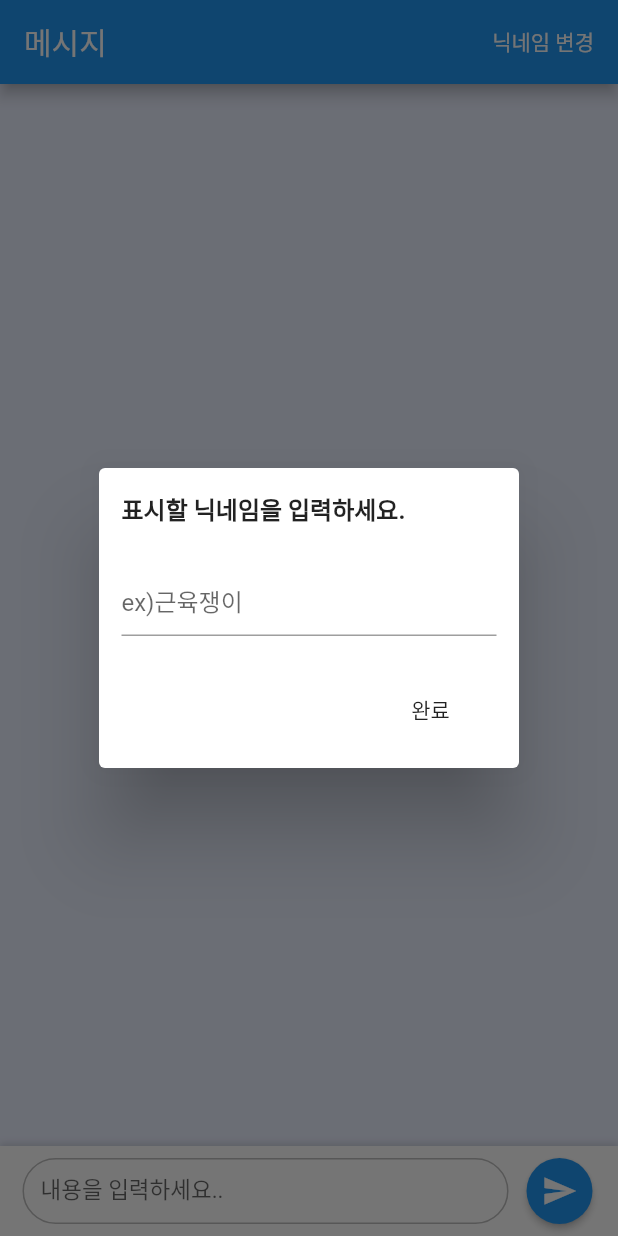
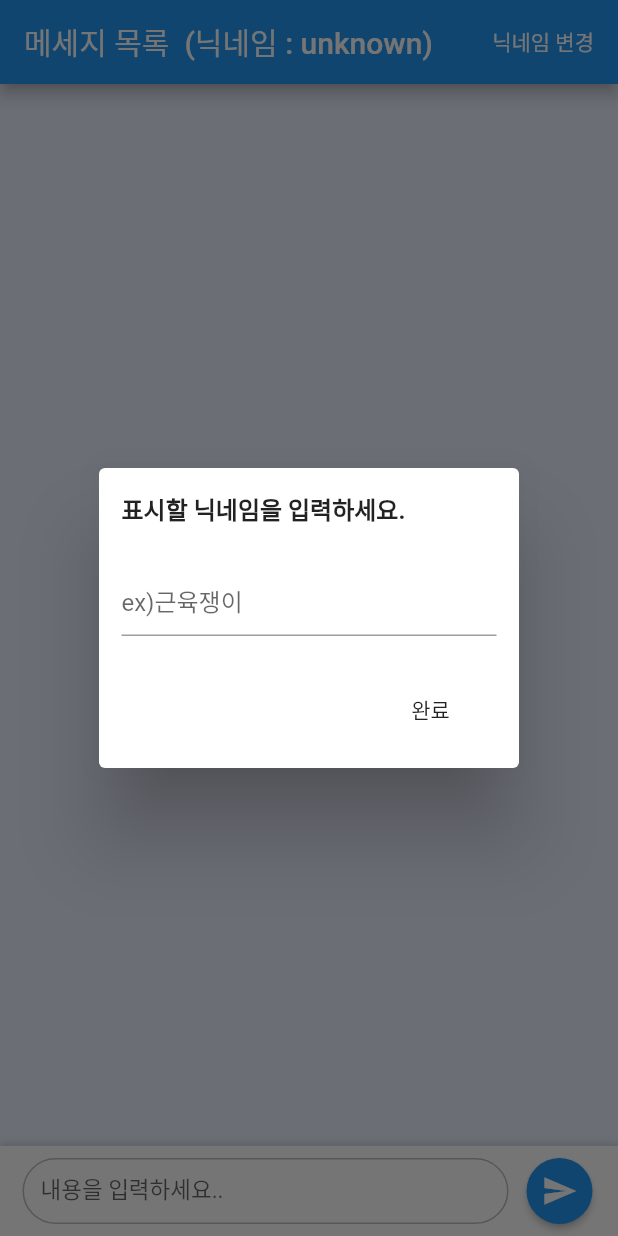
Before and after one commit to jeongwoo0427/flutter_test_chatapp, a Flutter app: the screen it shows after launch, on a phone screen of 412 x 824 dp. Run offline on Flutter 3.47's test engine with Material 2 defaults, Android fonts, the phone set to English and light mode, and no system bars; our stand-ins replace cloud_firestore, firebase_core, shared_preferences; accounts and stored records are empty.

Commit message:
Revert "입력난 포커싱 추가"
This reverts commit a768a1a1634855da8e83fa9b00e84cafeded0635.

```diff
--- a/lib/screen/message_list_screen.dart
+++ b/lib/screen/message_list_screen.dart
@@ -14,10 +14,11 @@ class MessageListScreen extends StatefulWidget {
 }
 
 class _MessageListScreenState extends State<MessageListScreen> {
-  FocusNode messageFocus = FocusNode();
-  TextEditingController messageController = TextEditingController(text: '');
-  TextEditingController nicknameController = TextEditingController(text: '');
+  TextEditingController messageController = TextEditingController();
+  TextEditingController nicknameController = TextEditingController();
   ScrollController scrollController = ScrollController();
+
+  String nickname = '';
 
   @override
   initState(){
@@ -30,7 +31,7 @@ class _MessageListScreenState extends State<MessageListScreen> {
     return Scaffold(
       backgroundColor: Color(0xFFEAEFFF),
       appBar: AppBar(
-        title: Text('메시지'),
+        title: Text('메세지 목록  (닉네임 : ${nickname == '' ? 'unknown' : nickname})'),
         actions: [
           MaterialButton(
             onPressed: () {
@@ -59,10 +60,6 @@ class _MessageListScreenState extends State<MessageListScreen> {
               mainAxisSize: MainAxisSize.max,
               children: [
                 Expanded(
-                    child: GestureDetector(
-                      onTap: (){
-                        messageFocus.unfocus();
-                      },
                     child: ListView.separated(
                       padding: EdgeInsets.symmetric(horizontal: 10,vertical: 15),
                       reverse: true, //새로운 글은 맨 밑에서부터 시작되므로 역스크롤을 추가함
@@ -73,12 +70,11 @@ class _MessageListScreenState extends State<MessageListScreen> {
                         },
                         itemBuilder: (context, index) {
                           bool isMine = false;
-                            if(nicknameController.text!='' && nicknameController.text == messages[index].nickname){
+                          if(this.nickname!='' && this.nickname == messages[index].nickname){
                             isMine = true;
                           }
                           return MessageItemWidget(isMine: isMine,messageModel:messages[index]);
-                          }),
-                    )),
+                        })),
                 getInputWidget()
               ],
             );
@@ -102,11 +98,6 @@ class _MessageListScreenState extends State<MessageListScreen> {
           children: [
             Expanded(
               child: TextField(
-                textInputAction: TextInputAction.go,
-                onSubmitted: (value){
-                  _onPressedSendButton();
-                 },
-                focusNode: messageFocus,
                 controller: messageController,
                 decoration: InputDecoration(
                   labelStyle: TextStyle(fontSize: 15),
@@ -200,8 +191,9 @@ class _MessageListScreenState extends State<MessageListScreen> {
 
   void _fetchNickanme()async{
     await Future.delayed(Duration(milliseconds: 100));
-    nicknameController.text = await PrefernceHelper().getNickname();
-    if(nicknameController.text == ''){
+    nickname = await PrefernceHelper().getNickname();
+    nicknameController.text = nickname;
+    if(nickname == ''){
       _showNicknameDlg();
     }
     setState((){});
@@ -224,19 +216,17 @@ class _MessageListScreenState extends State<MessageListScreen> {
       if (messageController.text.trim() == '') {
         _showAlertDialog(title: '주의',content: '내용을 입력해주세요.');
         return;
-
       }
 
       //서버로 보낼 데이터를 모델클래스에 담아둔다.
       //여기서 sendDate에 Timestamp.now()가 들어가는데 이는 디바이스의 시간을 나타내므로 나중에는 서버의 시간을 넣는 방법으로 변경하도록 하자.
-      MessageModel messageModel = MessageModel(content: messageController.text,nickname: nicknameController.text,sendDate: Timestamp.now());
+      MessageModel messageModel = MessageModel(content: messageController.text,nickname: this.nickname,sendDate: Timestamp.now());
       messageController.text = '';
 
       //Firestore 인스턴스 가져오기
       FirebaseFirestore firestore = FirebaseFirestore.instance;
       //원하는 collection 주소에 새로운 document를 Map의 형태로 추가하는 모습.
       firestore.collection('chatrooms/YLCoRBj59XRsDdav2YV1/messages').add(messageModel.toMap());
-      messageFocus.requestFocus();
 
     }catch(ex){
       log('error)',error: ex.toString(),stackTrace: StackTrace.current);
```
Lines whose indentation alone changed are shown as unchanged.
